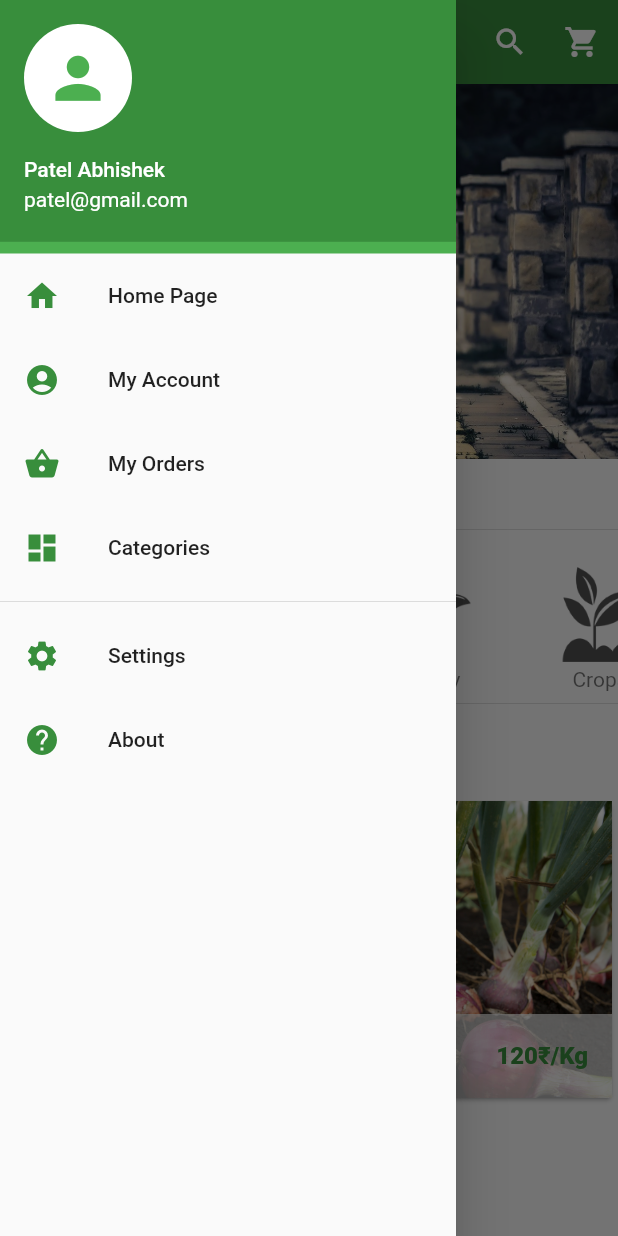
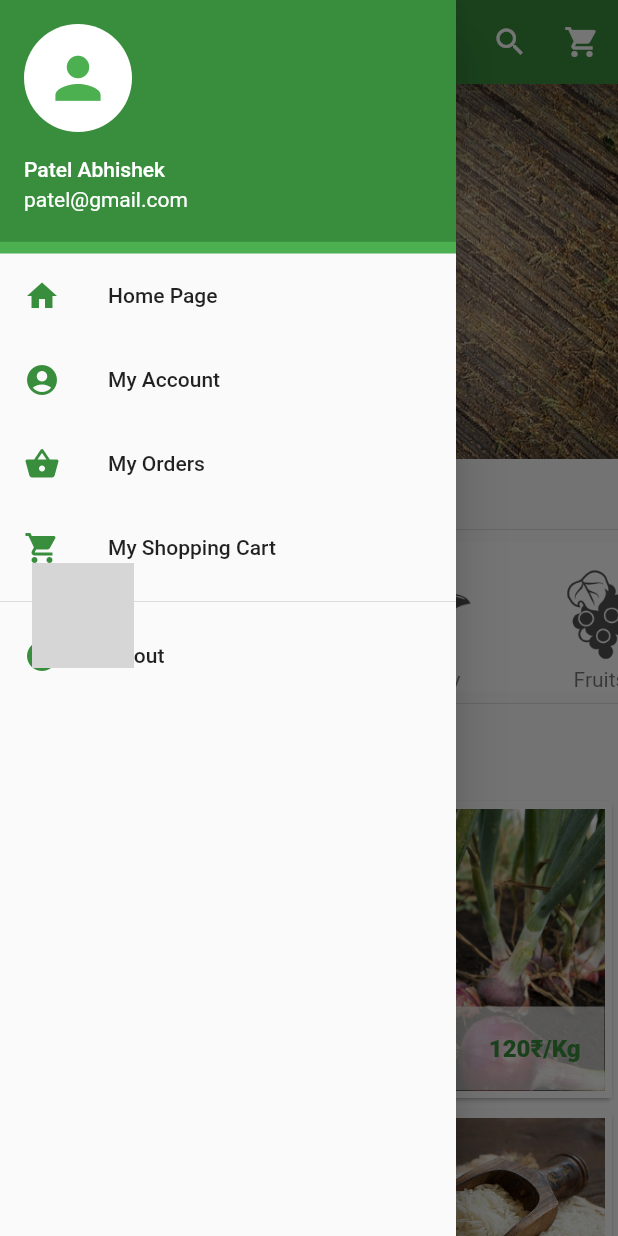
Before and after one commit to shrey0573/efarming_app, a Flutter app: the screen it shows after launch, with the side drawer open, on a phone screen of 412 x 824 dp. Run offline on Flutter 3.47's test engine with Material 2 defaults, Android fonts, the phone set to English and light mode, and no system bars; drawn by our look-alikes of carousel_pro; grey boxes are pictures that could not be loaded.

Commit message:
Front end

```diff
--- a/lib/components/horizontal_list_view.dart
+++ b/lib/components/horizontal_list_view.dart
@@ -4,6 +4,7 @@ class HorizontalListView extends StatelessWidget {
   @override
   Widget build(BuildContext context) {
     return Container(
+      decoration: BoxDecoration(color: Colors.white70),
       alignment: Alignment.center,
       height: 100.0,
       child: ListView(
@@ -22,8 +23,8 @@ class HorizontalListView extends StatelessWidget {
             image_caption: 'Poultry',
           ),
           Category(
-            image_location: 'images/cats/crop.png',
-            image_caption: 'Crops',
+            image_location: 'images/cats/fruits.png',
+            image_caption: 'Fruits',
           ),
         ],
       )
@@ -33,10 +34,12 @@ class HorizontalListView extends StatelessWidget {
 class Category extends StatelessWidget {
   final String image_location;
   final String image_caption;
+  final String image_route;
 
   Category({
     this.image_caption,
     this.image_location,
+    this.image_route,
   });
   @override
   Widget build(BuildContext context) {
--- a/lib/components/products.dart
+++ b/lib/components/products.dart
@@ -10,7 +10,7 @@ class Products extends StatefulWidget {
 class _ProductsState extends State<Products> {
   var products_list = [
     {
-      "name": "Gehu",
+      "name": "Wheat",
       "farmer": 'Nandkishor',
       "contact": '+919999999990',
       "picture": "images/products/c1.jpg",
@@ -18,12 +18,36 @@ class _ProductsState extends State<Products> {
       "address": "Hatpipliya"
     },
     {
-      "name": "Pyaaj",
-      "farmer": 'Nandkishor2',
+      "name": "Onion",
+      "farmer": 'Ram',
       "contact": '+919999999991',
       "picture": "images/products/c2.jpg",
       "price": "120₹/Kg",
       "address": "Narwar"
+    },
+    {
+      "name": "Eggs",
+      "farmer": 'Sanjay',
+      "contact": '+919999999992',
+      "picture": "images/products/egg.jpg",
+      "price": "36₹/dozen",
+      "address": "Bhopal"
+    },
+    {
+      "name": "Rice",
+      "farmer": 'Nandkishor',
+      "contact": '+919999999993',
+      "picture": "images/products/rice.jpg",
+      "price": "70₹/Kg",
+      "address": "Dewas"
+    },
+    {
+      "name": "Apples",
+      "farmer": 'Nandkishor',
+      "contact": '+919999999994',
+      "picture": "images/products/apples.jpg",
+      "price": "30₹/Kg",
+      "address": "Hatpipliya"
     },
   ];
   @override
@@ -75,6 +99,8 @@ class Single_prod extends StatelessWidget {
                 product_farmer_address: prod_farmer_address,
                 product_farmer_contact: prod_farmer_contact,
               ))),
+          child: Padding(
+            padding: const EdgeInsets.all(5.0),
             child: GridTile(
               footer: Container(
                 color: Colors.white70,
@@ -85,6 +111,7 @@ class Single_prod extends StatelessWidget {
               ),
             child: Image.asset(prod_picture,
             fit: BoxFit.cover,),),
+          ),
         )
       )),
     );
--- a/lib/main.dart
+++ b/lib/main.dart
@@ -6,6 +6,7 @@ import 'package:url_launcher/url_launcher.dart';
 //my own packages
 import 'package:efarming_app/components/horizontal_list_view.dart';
 import 'package:efarming_app/components/products.dart';
+import 'package:efarming_app/pages/cart.dart';
 
 void main(){
   runApp(
@@ -29,9 +30,9 @@ class _HomePageState extends State<HomePage> {
       child: new Carousel(
         boxFit: BoxFit.cover,
         images: [
-          AssetImage('images/c1.jpg'),
-          AssetImage('images/m1.jpeg'),
-          AssetImage('images/IMG_1266.JPG')
+          AssetImage('images/m4.jpg'),
+          AssetImage('images/m3.jpg'),
+          AssetImage('images/c21.jpg'),
         ],
         autoplay: true,
 
@@ -48,7 +49,9 @@ class _HomePageState extends State<HomePage> {
         title: Text('AgriCart'),
         actions: <Widget>[
           new IconButton(icon: Icon(Icons.search, color: Colors.white), onPressed: (){}),
-          new IconButton(icon: Icon(Icons.shopping_cart, color: Colors.white), onPressed: (){})
+          new IconButton(icon: Icon(Icons.shopping_cart, color: Colors.white), onPressed: (){
+            Navigator.push(context, MaterialPageRoute(builder: (context) => new Cart()));
+          })
         ],
         backgroundColor: Color(0xFF388E3C),
       ),
@@ -98,25 +101,22 @@ class _HomePageState extends State<HomePage> {
                 ),
 
                 InkWell(
-                    onTap: (){},
+                    onTap: (){
+                      Navigator.push(context, MaterialPageRoute(builder: (context) => new Cart()));
+                    },
                     child: ListTile(
-                        title: Text('Categories'),
-                        leading: Icon(Icons.dashboard, color: Color(0xFF388E3C),)
+                        title: Text('My Shopping Cart'),
+                        leading: Icon(Icons.shopping_cart, color: Color(0xFF388E3C),)
                     )
                 ),
 
                 Divider(),
 
-                InkWell(
-                    onTap: (){},
-                    child: ListTile(
-                        title: Text('Settings'),
-                        leading: Icon(Icons.settings, color: Color(0xFF388E3C),)
-                    )
-                ),
 
                 InkWell(
-                    onTap: (){},
+                    onTap: (){
+
+                    },
                     child: ListTile(
                         title: Text('About'),
                         leading: Icon(Icons.help, color: Color(0xFF388E3C),)
--- /dev/null
+++ b/lib/pages/cart.dart
@@ -0,0 +1,23 @@
+import 'package:flutter/material.dart';
+
+class Cart extends StatefulWidget {
+  @override
+  _CartState createState() => _CartState();
+}
+
+class _CartState extends State<Cart> {
+  @override
+  Widget build(BuildContext context) {
+    return Scaffold(
+      appBar: new AppBar(
+        elevation: 20.0,
+        title: Text('AgriCart'),
+        actions: <Widget>[
+          new IconButton(icon: Icon(Icons.search, color: Colors.white), onPressed: (){}),
+          new IconButton(icon: Icon(Icons.shopping_cart, color: Colors.white), onPressed: (){})
+        ],
+        backgroundColor: Color(0xFF388E3C),
+      ),
+    );
+  }
+}
--- a/lib/pages/product_details.dart
+++ b/lib/pages/product_details.dart
@@ -129,8 +129,9 @@ class _ProductDetailsState extends State<ProductDetails> {
             leading: new IconButton(icon: Icon(Icons.person, size: 35.0, color: Colors.green,), onPressed: null),
             title: Text('${widget.product_farmer_name}', style: TextStyle(fontSize: 20.0),),
             subtitle: Text('Address: ${widget.product_farmer_address}'),
-            trailing: new IconButton(icon: Icon(Icons.call, color: Color(0xFF388E3C),), onPressed: ()=>
-                UrlLauncher.launch('tel:+${widget.product_farmer_contact.toString()}')),
+            trailing: new IconButton(icon: Icon(Icons.line_style), onPressed: null)
+//            new IconButton(icon: Icon(Icons.call, color: Color(0xFF388E3C),), onPressed: ()=>
+//                UrlLauncher.launch('tel:+${widget.product_farmer_contact.toString()}')),
           ),
           Divider(color: Colors.black87,),
           new ListTile(
```
Also changed, not shown: pubspec.yaml (+12 -7 lines), images/c21.jpg (added), images/cats/fruits.png (added), images/m3.jpg (added), images/m4.jpg (added), images/products/apples.jpg (added), images/products/c3.jpg (added), images/products/egg.jpg (added), images/products/rice.jpg (added), pubspec.lock, 1 other file. Lines whose indentation alone changed are shown as unchanged.
